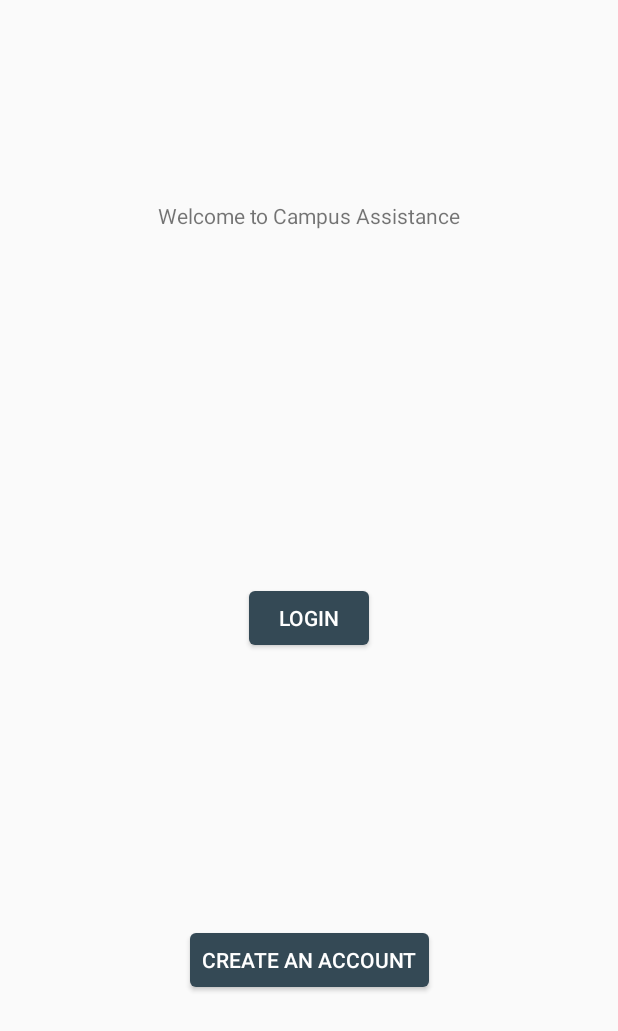
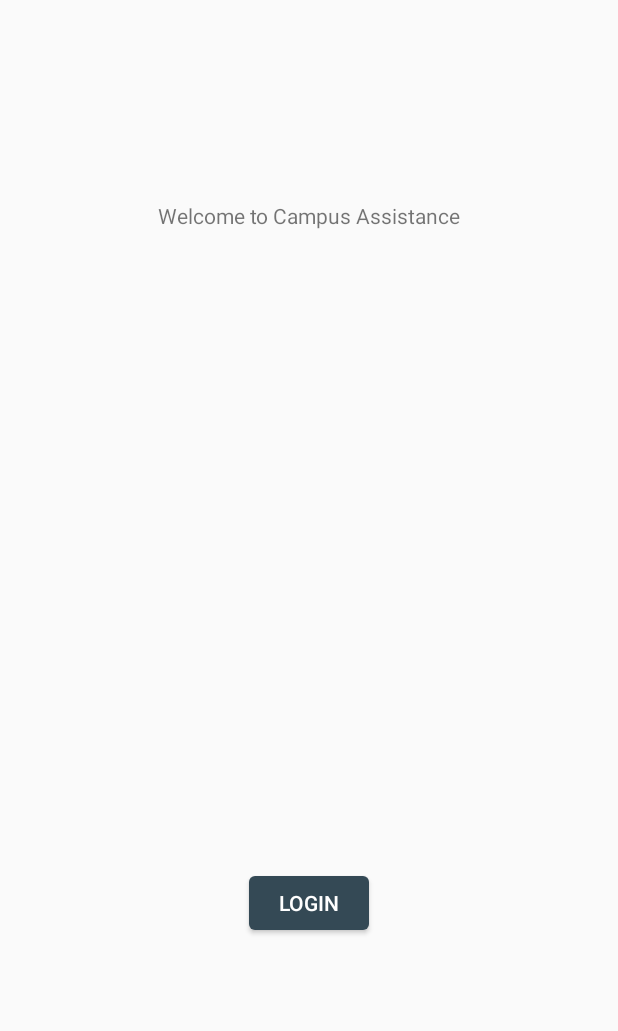
Before and after one commit to emre-akin/CampusAssistant, an Android app: the screen it shows after launch (StartActivity), on a phone screen of 412 x 824 dp. Shown: the top 1031 px of the screen. Run offline under Robolectric (Android 15) with nearby library versions, the light colour scheme and no system bars.

Commit message:
- UI update.

```diff
--- a/app/src/main/java/com/emre/campusassistant/HomeFragment.java
+++ b/app/src/main/java/com/emre/campusassistant/HomeFragment.java
@@ -9,14 +9,12 @@ import android.view.View;
 import android.view.ViewGroup;
 import android.webkit.WebView;
 import android.webkit.WebViewClient;
-import android.widget.TextView;
 
 public class HomeFragment extends Fragment {
     @Nullable
     @Override
     public View onCreateView(@NonNull LayoutInflater inflater, @Nullable ViewGroup container, @Nullable Bundle savedInstanceState) {
         View v = inflater.inflate(R.layout.fragment_home,container,false);
-        // TODO: 20.12.2018 Create profile view when database is ready.
 
         String username = getArguments().getString("username");
         int studentID = getArguments().getInt("id");
--- a/app/src/main/java/com/emre/campusassistant/ScanFragment.java
+++ b/app/src/main/java/com/emre/campusassistant/ScanFragment.java
@@ -33,7 +33,7 @@ import java.util.Arrays;
 import java.util.UUID;
 
 public class ScanFragment extends Fragment implements RecyclerViewAdapter.OnItemClicked {
-    // TODO: 2.12.2018 Make a StringToASCII Converter
+
     private static final String TAG = "ScanFragment";
 
     private static final String DEVICE_NAME = "CampusAssistant";
@@ -80,7 +80,6 @@ public class ScanFragment extends Fragment implements RecyclerViewAdapter.OnItem
     public void onCreate(@Nullable Bundle savedInstanceState) {
         super.onCreate(savedInstanceState);
         Log.d(TAG, "onCreate: created.");
-        mDeviceNames.add("Teest");
         mContext =getActivity();
 
         //HEART_RATE_SERVICE_UUID = convertFromInteger(0x180D);
--- a/app/src/main/java/com/emre/campusassistant/SettingsFragment.java
+++ b/app/src/main/java/com/emre/campusassistant/SettingsFragment.java
@@ -15,7 +15,6 @@ public class SettingsFragment extends Fragment {
     @Override
     public View onCreateView(@NonNull LayoutInflater inflater, @Nullable ViewGroup container, @Nullable Bundle savedInstanceState) {
         View v = inflater.inflate(R.layout.fragment_settings,container,false);
-        // TODO: 20.12.2018 Create profile view when database is ready.
 
         Button logout = v.findViewById(R.id.logoutButton);
         logout.setOnClickListener(new View.OnClickListener() {
--- a/app/src/main/java/com/emre/campusassistant/StartActivity.java
+++ b/app/src/main/java/com/emre/campusassistant/StartActivity.java
@@ -16,15 +16,13 @@ public class StartActivity extends AppCompatActivity {
         super.onCreate(savedInstanceState);
         setContentView(R.layout.activity_start);
 
-        checkLogin();
 
-        Button loginButton = (Button) findViewById(R.id.signInButton);
+        Button loginButton = findViewById(R.id.signInButton);
         loginButton.setOnClickListener(new View.OnClickListener() {
             @Override
             public void onClick(View v) {
                 Log.d(TAG, "onClick: ");
-                //For faster testing
-                //Intent i = new Intent(v.getContext(), MainActivity.class);
+
                 Intent i = new Intent(v.getContext(), LoginActivity.class);
                 finish();
                 startActivity(i);
@@ -32,7 +30,4 @@ public class StartActivity extends AppCompatActivity {
         });
     }
 
-    private void checkLogin() {
-        // TODO: 20.12.2018 Add login check when Database is ready.
-    }
 }
--- a/app/src/main/res/layout/activity_start.xml
+++ b/app/src/main/res/layout/activity_start.xml
@@ -24,38 +24,19 @@
         app:layout_constraintVertical_bias="0.16000003" />
 
     <Button
-        android:id="@+id/signUpButton"
+        android:id="@+id/signInButton"
         android:layout_width="wrap_content"
         android:layout_height="wrap_content"
         android:layout_marginStart="8dp"
-        android:layout_marginLeft="8dp"
         android:layout_marginTop="8dp"
         android:layout_marginEnd="8dp"
-        android:layout_marginRight="8dp"
         android:layout_marginBottom="8dp"
-        android:text="@string/signUpButton"
+        android:text="@string/signInButton"
+        android:textColor="@color/colorLight"
         app:layout_constraintBottom_toBottomOf="parent"
         app:layout_constraintEnd_toEndOf="parent"
         app:layout_constraintStart_toStartOf="parent"
         app:layout_constraintTop_toTopOf="parent"
-        app:layout_constraintVertical_bias="0.8"
-        android:textColor="@color/colorLight"/>
-
-    <Button
-        android:id="@+id/signInButton"
-        android:layout_width="wrap_content"
-        android:layout_height="wrap_content"
-        android:layout_marginStart="8dp"
-        android:layout_marginLeft="8dp"
-        android:layout_marginTop="8dp"
-        android:layout_marginEnd="8dp"
-        android:layout_marginRight="8dp"
-        android:layout_marginBottom="8dp"
-        android:text="@string/signInButton"
-        app:layout_constraintBottom_toBottomOf="parent"
-        app:layout_constraintEnd_toEndOf="parent"
-        app:layout_constraintStart_toStartOf="parent"
-        app:layout_constraintTop_toTopOf="parent"
-        android:textColor="@color/colorLight"/>
+        app:layout_constraintVertical_bias="0.75" />
 
 </android.support.constraint.ConstraintLayout>
--- a/app/src/main/res/layout/layout_listitem.xml
+++ b/app/src/main/res/layout/layout_listitem.xml
@@ -16,7 +16,7 @@
         android:layout_marginTop="8dp"
         android:layout_marginEnd="8dp"
         android:layout_marginBottom="8dp"
-        android:text="Canada"
+        android:text="Test"
         android:textColor="@color/colorLight"
         android:textSize="24dp"
         app:layout_constraintBottom_toBottomOf="parent"
```
